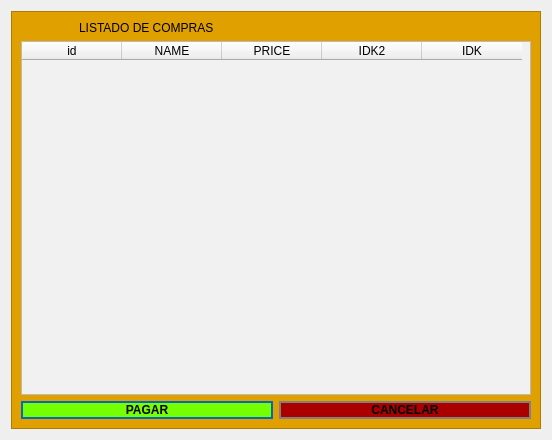
Above: Fase 2_3/Client/UI Files/shoplist.ui from Ijosuer/EDD_2S_BatallaNaval_202000895 before the change. Below: the same form after it.
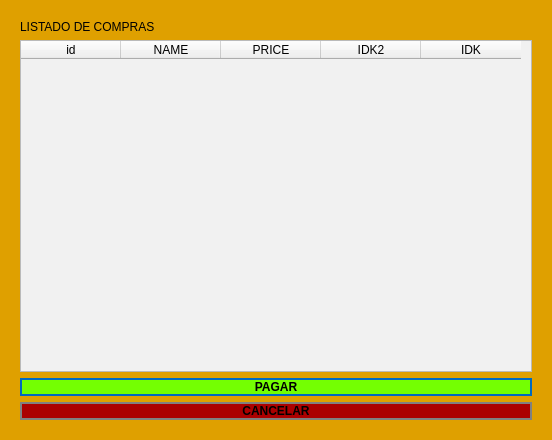
That is the form after the change. Icons and pictures are not drawn.

```diff
--- a/Fase 2_3/Client/UI Files/shoplist.ui
+++ b/Fase 2_3/Client/UI Files/shoplist.ui
@@ -16,20 +16,24 @@
   <property name="windowTitle">
    <string>Nuevo Libro</string>
   </property>
-  <layout class="QHBoxLayout" name="horizontalLayout">
-   <item>
-    <widget class="QFrame" name="frame">
-     <property name="styleSheet">
-      <string notr="true">background-color: rgb(223, 160, 0);</string>
-     </property>
-     <property name="frameShape">
-      <enum>QFrame::StyledPanel</enum>
-     </property>
-     <property name="frameShadow">
-      <enum>QFrame::Raised</enum>
-     </property>
-     <layout class="QGridLayout" name="gridLayout">
-      <item row="1" column="0" colspan="2">
+  <property name="styleSheet">
+   <string notr="true">background-color: rgb(223, 160, 0);</string>
+  </property>
+  <layout class="QGridLayout" name="gridLayout_2">
+   <item row="0" column="0">
+    <widget class="QWidget" name="widget" native="true">
+     <layout class="QVBoxLayout" name="verticalLayout">
+      <item>
+       <widget class="QLabel" name="label">
+        <property name="styleSheet">
+         <string notr="true">font: 12pt &quot;Noto Serif CJK KR&quot;;</string>
+        </property>
+        <property name="text">
+         <string>LISTADO DE COMPRAS</string>
+        </property>
+       </widget>
+      </item>
+      <item>
        <widget class="QTableWidget" name="tableWidget">
         <property name="styleSheet">
          <string notr="true">background-color: rgb(241, 241, 241);</string>
@@ -61,44 +65,7 @@
         </column>
        </widget>
       </item>
-      <item row="2" column="1">
-       <widget class="QPushButton" name="cancelButton">
-        <property name="cursor">
-         <cursorShape>PointingHandCursor</cursorShape>
-        </property>
-        <property name="styleSheet">
-         <string notr="true">QPushButton
-{	
-	height: 2em;
- 	border-style: solid;
-	border-width: 2px;
- 	border-color: grey;
-	font-weight: bold;
-	background-color: rgb(171, 0, 0);
-	color:&quot;white&quot;;
-}
-
-QPushButton:hover
-{
-   	background-color:grey;
-	color:white;
-}</string>
-        </property>
-        <property name="text">
-         <string>CANCELAR</string>
-        </property>
-        <property name="iconSize">
-         <size>
-          <width>30</width>
-          <height>30</height>
-         </size>
-        </property>
-        <property name="flat">
-         <bool>true</bool>
-        </property>
-       </widget>
-      </item>
-      <item row="2" column="0">
+      <item>
        <widget class="QPushButton" name="addButton">
         <property name="cursor">
          <cursorShape>PointingHandCursor</cursorShape>
@@ -139,13 +106,40 @@
         </property>
        </widget>
       </item>
-      <item row="0" column="0" alignment="Qt::AlignHCenter|Qt::AlignVCenter">
-       <widget class="QLabel" name="label">
+      <item>
+       <widget class="QPushButton" name="cancelButton">
+        <property name="cursor">
+         <cursorShape>PointingHandCursor</cursorShape>
+        </property>
         <property name="styleSheet">
-         <string notr="true">font: 12pt &quot;Noto Serif CJK KR&quot;;</string>
+         <string notr="true">QPushButton
+{	
+	height: 2em;
+ 	border-style: solid;
+	border-width: 2px;
+ 	border-color: grey;
+	font-weight: bold;
+	background-color: rgb(171, 0, 0);
+	color:&quot;white&quot;;
+}
+
+QPushButton:hover
+{
+   	background-color:grey;
+	color:white;
+}</string>
         </property>
         <property name="text">
-         <string>LISTADO DE COMPRAS</string>
+         <string>CANCELAR</string>
+        </property>
+        <property name="iconSize">
+         <size>
+          <width>30</width>
+          <height>30</height>
+         </size>
+        </property>
+        <property name="flat">
+         <bool>true</bool>
         </property>
        </widget>
       </item>
```
